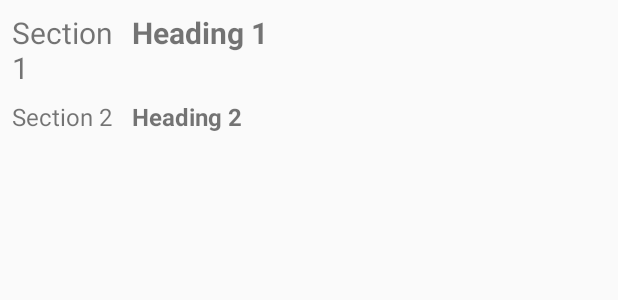
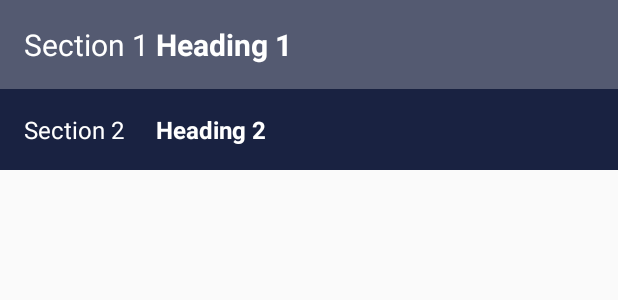
Before and after one commit to pocket-law/pocketlaw-debug, an Android app: the layout card_heading.xml on its own in the app's theme, with its tools: preview values and no code run, on a phone screen of 412 x 824 dp. Shown: the top 300 px of the screen. Run offline under Robolectric (Android 15) with nearby library versions, the phone set to English and light mode, and no system bars; network calls fail.

Commit message:
improved layouts, updated readme/screenshots

```diff
--- a/app/src/main/res/layout/activity_main.xml
+++ b/app/src/main/res/layout/activity_main.xml
@@ -163,7 +163,7 @@
                 android:id="@+id/parts"
                 android:layout_width="match_parent"
                 android:layout_height="match_parent"
-                android:background="@color/colorUrmpBlue"
+                android:background="@color/colorPrimaryDark"
                 android:visibility="gone"
                 tools:visibility="gone">
 
--- a/app/src/main/res/layout/card_heading.xml
+++ b/app/src/main/res/layout/card_heading.xml
@@ -2,27 +2,30 @@
 <LinearLayout xmlns:android="http://schemas.android.com/apk/res/android"
     android:layout_width="match_parent"
     android:layout_height="wrap_content"
+    xmlns:tools="http://schemas.android.com/tools"
     android:orientation="vertical"
-    android:paddingLeft="8dp"
-    android:paddingRight="8dp">
+    tools:background="@color/colorPrimaryDark">
 
     <LinearLayout
+        android:id="@+id/level1"
+        android:background="#41ffffff"
+        android:padding="16dp"
         android:layout_width="match_parent"
         android:layout_height="wrap_content">
 
         <TextView
             android:id="@+id/section1"
-            android:layout_width="80dp"
+            android:layout_width="88dp"
             android:layout_height="wrap_content"
-            android:paddingTop="8dp"
+            android:textColor="#FFFFFF"
             android:text="Section 1"
             android:textSize="20sp" />
 
         <TextView
             android:id="@+id/heading1"
+            android:textColor="#FFFFFF"
             android:layout_width="wrap_content"
             android:layout_height="wrap_content"
-            android:paddingTop="8dp"
             android:text="Heading 1"
             android:textSize="20sp"
             android:textStyle="bold" />
@@ -30,14 +33,16 @@
     </LinearLayout>
 
     <LinearLayout
+        android:padding="16dp"
+        android:id="@+id/level2"
         android:layout_width="match_parent"
         android:layout_height="wrap_content">
 
         <TextView
             android:id="@+id/section2"
-            android:layout_width="80dp"
+            android:textColor="#FFFFFF"
+            android:layout_width="88dp"
             android:layout_height="wrap_content"
-            android:paddingTop="8dp"
             android:text="Section 2"
             android:textSize="16sp" />
 
@@ -45,8 +50,8 @@
             android:id="@+id/heading2"
             android:layout_width="wrap_content"
             android:layout_height="wrap_content"
-            android:paddingTop="8dp"
             android:text="Heading 2"
+            android:textColor="#FFFFFF"
             android:textSize="16sp"
             android:textStyle="bold" />
 
--- a/app/src/main/res/values/colors.xml
+++ b/app/src/main/res/values/colors.xml
@@ -1,7 +1,8 @@
 <?xml version="1.0" encoding="utf-8"?>
 <resources>
     <color name="colorPrimary">#3F51B5</color>
-    <color name="colorPrimaryDark">#2e3f76</color>
+    <color name="colorPrimaryDark">#192241</color>
+    <color name="colorPrimaryDarkTwo">#2e3f76</color>
     <color name="colorAccent">#FF4081</color>
 
     <color name="colorBackground">#f4f8fb</color>
```
Also changed, not shown: app/src/main/java/ca/ggolda/reference_criminal_code/AdapterHeading.java (+10 -8 lines), 2 other files.
